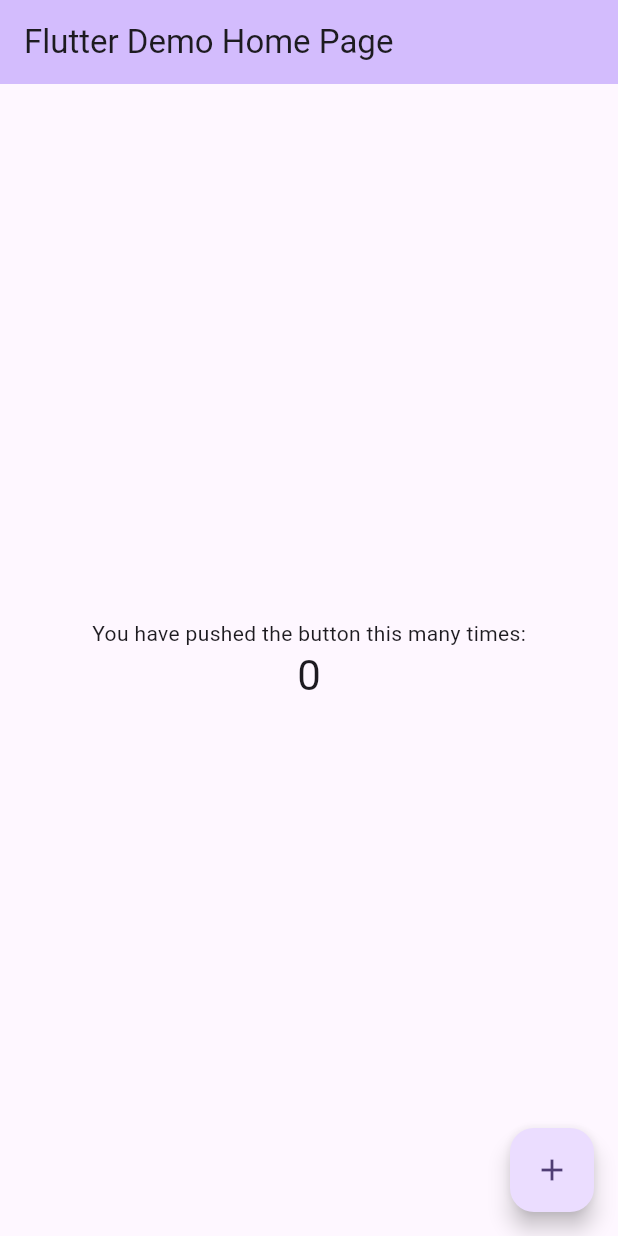
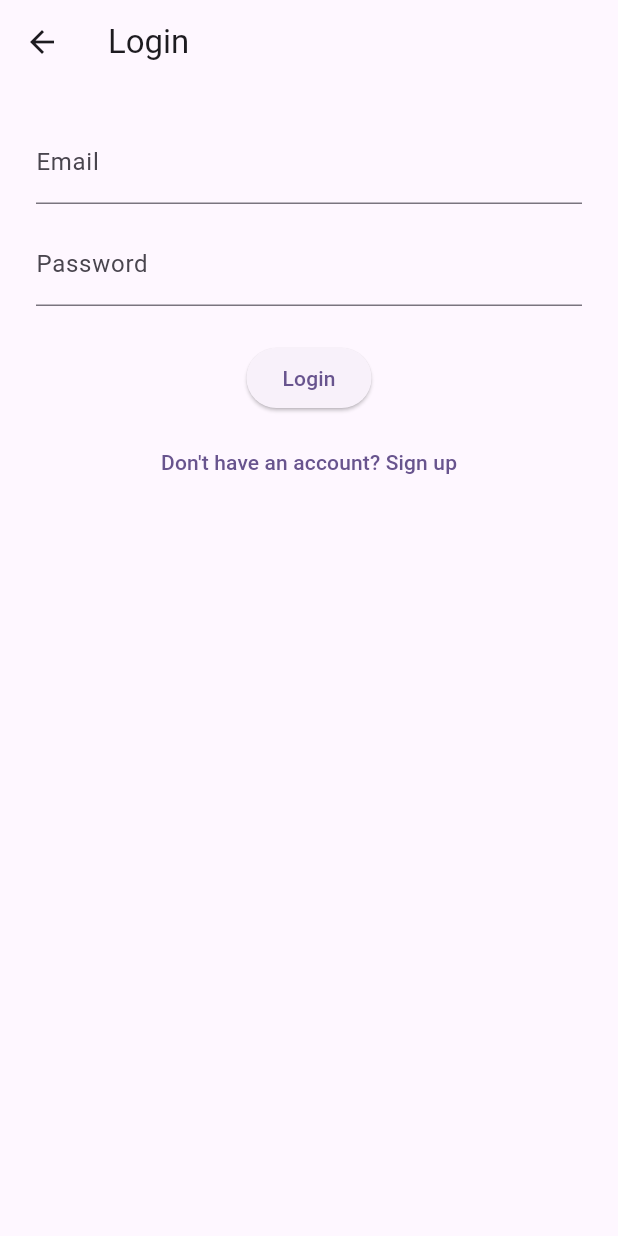
Before and after one commit to AhmedMBA6/CodeAlpha_FitnessTrackerApp, a Flutter app: the screen it shows after launch, on a phone screen of 412 x 824 dp. Run offline on Flutter 3.47's test engine with Material 3 defaults, Android fonts, the light colour scheme and no system bars; our stand-ins replace equatable, firebase_auth, firebase_core, flutter_bloc; accounts and stored records are empty.

Commit message:
🧾 Add login screen and form using AuthCubit

```diff
--- /dev/null
+++ b/lib/core/routing/app_router.dart
@@ -0,0 +1,42 @@
+import 'dart:io';
+
+import 'package:codealpha_fitness_tracker_app/main.dart';
+import 'package:codealpha_fitness_tracker_app/core/routing/routes.dart';
+import 'package:flutter/cupertino.dart';
+import 'package:flutter/material.dart';
+
+import '../../features/auth/presentation/login/login_screen.dart';
+
+class AppRouter {
+  static Route<dynamic> generateRoute(RouteSettings settings) {
+    final Widget screen;
+
+    switch (settings.name) {
+      case Routes.loginScreen:
+       screen = LoginScreen();
+        break;
+      // case Routes.signupScreen:
+      //   screen = SignupScreen();
+      //   break;
+      case Routes.homeScreen:
+        screen = MyHomePage(title: "Fitness Tracker",);
+        break;
+      default:
+        screen = const Scaffold(
+          body: Center(
+            child: Text('Page not found'),
+          ),
+        );
+    }
+
+    return Platform.isIOS
+        ? CupertinoPageRoute(
+            builder: (context) => screen,
+            settings: settings,
+          )
+        : MaterialPageRoute(
+            builder: (context) => screen,
+            settings: settings,
+          );
+  }
+}
--- /dev/null
+++ b/lib/core/routing/routes.dart
@@ -0,0 +1,5 @@
+class Routes {
+  static const String loginScreen = '/loginScreen';
+  static const String signupScreen = '/signupScreen';
+  static const String homeScreen = '/homeScreen';
+}
--- /dev/null
+++ b/lib/features/auth/presentation/login/login_screen.dart
@@ -0,0 +1,19 @@
+import 'package:flutter/material.dart';
+import 'widgets/login_form.dart';
+
+class LoginScreen extends StatelessWidget {
+  const LoginScreen({super.key});
+
+  @override
+  Widget build(BuildContext context) {
+    return Scaffold(
+      appBar: AppBar(title: Text('Login')),
+      body: SafeArea(
+        child: Padding(
+          padding: EdgeInsets.all(24),
+          child: LoginForm(),
+        ),
+      ),
+    );
+  }
+}
--- /dev/null
+++ b/lib/features/auth/presentation/login/widgets/login_form.dart
@@ -0,0 +1,91 @@
+import 'package:flutter/material.dart';
+import 'package:flutter_bloc/flutter_bloc.dart';
+import '../../../logic/auth_cubit.dart';
+import '../../../logic/auth_state.dart';
+
+class LoginForm extends StatefulWidget {
+  const LoginForm({super.key});
+
+  @override
+  State<LoginForm> createState() => _LoginFormState();
+}
+
+class _LoginFormState extends State<LoginForm> {
+  final _formKey = GlobalKey<FormState>();
+  final _emailCtrl = TextEditingController();
+  final _passCtrl = TextEditingController();
+
+  @override
+  void dispose() {
+    _emailCtrl.dispose();
+    _passCtrl.dispose();
+    super.dispose();
+  }
+
+  void _submitLogin(BuildContext context) {
+    if (_formKey.currentState!.validate()) {
+      context.read<AuthCubit>().emitLoginState(
+        _emailCtrl.text.trim(),
+        _passCtrl.text.trim(),
+      );
+    }
+  }
+
+  @override
+  Widget build(BuildContext context) {
+    return BlocConsumer<AuthCubit, AuthState>(
+      listener: (context, state) {
+        if (state is AuthError) {
+          ScaffoldMessenger.of(
+            context,
+          ).showSnackBar(SnackBar(content: Text(state.message)));
+        } else if (state is AuthSuccess) {
+          if (state.isNewUser) {
+            Navigator.pushReplacementNamed(context, '/complete-profile');
+          } else {
+            Navigator.pushReplacementNamed(context, '/home');
+          }
+        }
+      },
+      builder: (context, state) {
+        return Form(
+          key: _formKey,
+          child: Column(
+            children: [
+              TextFormField(
+                controller: _emailCtrl,
+                decoration: const InputDecoration(labelText: 'Email'),
+                keyboardType: TextInputType.emailAddress,
+                validator: (val) =>
+                    val == null || val.isEmpty ? 'Enter your email' : null,
+              ),
+              const SizedBox(height: 12),
+              TextFormField(
+                controller: _passCtrl,
+                obscureText: true,
+                decoration: const InputDecoration(labelText: 'Password'),
+                validator: (val) => val == null || val.length < 6
+                    ? 'Enter a valid password'
+                    : null,
+              ),
+              const SizedBox(height: 24),
+              state is AuthLoading
+                  ? const CircularProgressIndicator()
+                  : ElevatedButton(
+                      onPressed: () => _submitLogin(context),
+                      child: const Text("Login"),
+                    ),
+              const SizedBox(height: 8),
+              TextButton(
+                onPressed: () {
+                  Navigator.pushNamed(context, '/signup');
+                },
+                child: const Text("Don't have an account? Sign up"),
+              ),
+            ],
+          ),
+        );
+      },
+    );
+  }
+}
--- a/lib/main.dart
+++ b/lib/main.dart
@@ -1,8 +1,14 @@
 import 'package:codealpha_fitness_tracker_app/firebase_options.dart';
+import 'package:codealpha_fitness_tracker_app/core/routing/app_router.dart';
+import 'package:codealpha_fitness_tracker_app/core/routing/routes.dart';
 import 'package:firebase_core/firebase_core.dart';
 import 'package:flutter/material.dart';
+import 'package:flutter_bloc/flutter_bloc.dart';
 
-void main() async{
+import 'features/auth/data/authentication_repository.dart';
+import 'features/auth/logic/auth_cubit.dart';
+
+void main() async {
   // Ensure that plugin services are initialized so that Firebase can be used.
   // initialize Firebase services.
   WidgetsFlutterBinding.ensureInitialized();
@@ -16,7 +22,11 @@ class MyApp extends StatelessWidget {
   // This widget is the root of your application.
   @override
   Widget build(BuildContext context) {
-    return MaterialApp(
+    return MultiBlocProvider(
+      providers: [
+        BlocProvider(create: (_) => AuthCubit(AuthenticationRepository())),
+      ],
+      child: MaterialApp(
         title: 'Flutter Demo',
         theme: ThemeData(
           // This is the theme of your application.
@@ -36,7 +46,9 @@ class MyApp extends StatelessWidget {
           // tested with just a hot reload.
           colorScheme: ColorScheme.fromSeed(seedColor: Colors.deepPurple),
         ),
-      home: const MyHomePage(title: 'Flutter Demo Home Page'),
+        initialRoute: Routes.loginScreen,
+        onGenerateRoute: AppRouter.generateRoute,
+      ),
     );
   }
 }
```
Also changed, not shown: 1 other file. Lines whose indentation alone changed are shown as unchanged.
